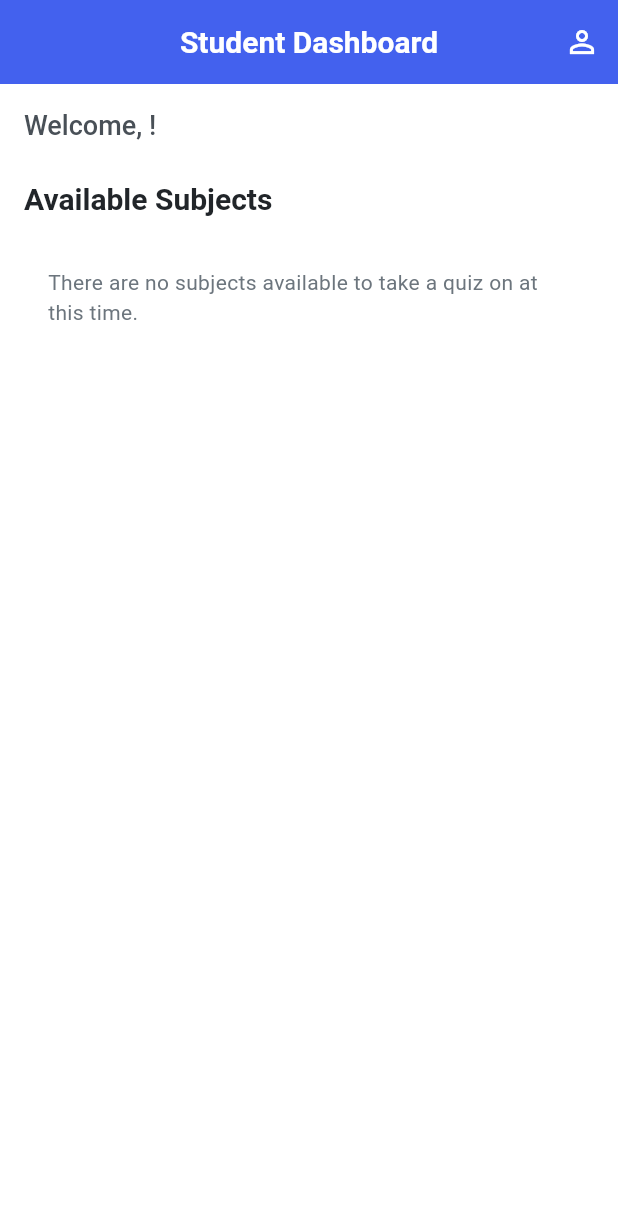
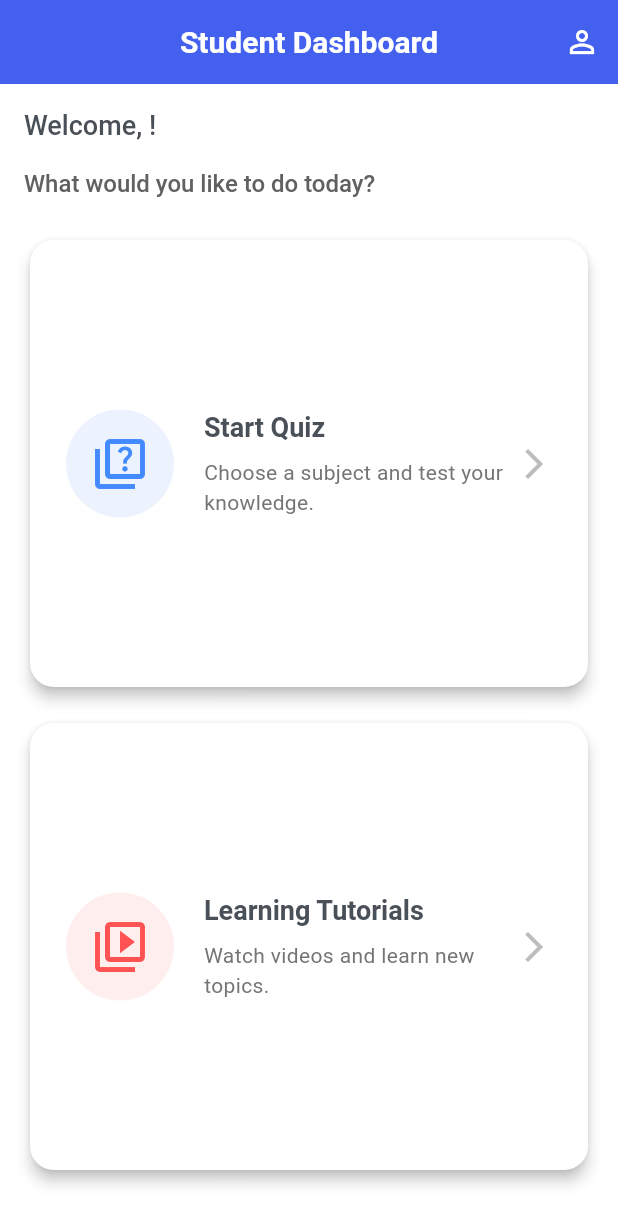
Before and after one commit to Vikas100702/flutter-quiz-panel, a Flutter app: the StudentHomeScreen screen opened by its route, on a phone screen of 412 x 824 dp. Shown: the top 1225 px of the screen. Run offline on Flutter 3.47's test engine with Material 3 defaults, Android fonts, the phone set to English and light mode, and no system bars; our stand-ins replace cloud_firestore, dio, firebase_auth, firebase_core, flutter_dotenv, flutter_riverpod and 8 more; missing offline and left inert: universal_html, webview_flutter_android; accounts and stored records are empty.

Commit message:
Refactor StudentHomeScreen to action-based dashboard
Description:

Removed the list of subjects from the main landing screen.

Redesigned UI to display two primary action cards: "Start Quiz" and "Learning Tutorials".

Updated interaction logic to navigate to StudentSubjectSelectionScreen with the specific actionType corresponding to the user's choice.

```diff
--- a/lib/screens/student/student_home_screen.dart
+++ b/lib/screens/student/student_home_screen.dart
@@ -14,7 +14,6 @@
 import 'package:flutter/material.dart';
 import 'package:flutter_riverpod/flutter_riverpod.dart';
 import 'package:go_router/go_router.dart';
-import 'package:quiz_panel/providers/subject_provider.dart';
 import 'package:quiz_panel/providers/user_data_provider.dart';
 import 'package:quiz_panel/utils/app_routes.dart';
 import 'package:quiz_panel/utils/app_strings.dart';
@@ -33,9 +32,9 @@ class StudentHomeScreen extends ConsumerWidget {
     // 1. Watch the current user's data to get their name and profile details.
     final userData = ref.watch(userDataProvider);
 
-    // 2. Watch the provider for all *published* subjects.
+    /*// 2. Watch the provider for all *published* subjects.
     // How it's helpful: This ensures students only see complete, ready-to-take content.
-    final subjectsAsync = ref.watch(allPublishedSubjectsProvider);
+    final subjectsAsync = ref.watch(allPublishedSubjectsProvider);*/
 
     return Scaffold(
       appBar: AppBar(
@@ -51,8 +50,7 @@ class StudentHomeScreen extends ConsumerWidget {
           ),
         ],
       ),
-      body: SingleChildScrollView(
-        child: Padding(
+      body: Padding(
         padding: const EdgeInsets.all(16.0),
         child: Column(
           crossAxisAlignment: CrossAxisAlignment.stretch,
@@ -67,135 +65,108 @@ class StudentHomeScreen extends ConsumerWidget {
               loading: () => const SizedBox.shrink(), // Hide during loading.
                 error: (e, s) => const SizedBox.shrink(), // Hide on error.
               ),
+            const SizedBox(height: 16),
+
+            Text(
+              'What would you like to do today?',
+              style: Theme.of(
+                context,
+              ).textTheme.titleLarge?.copyWith(color: Colors.grey[700]),
+            ),
             const SizedBox(height: 24),
 
-              Text(
-                AppStrings.studentHomeTitle,
-                style: Theme.of(context).textTheme.headlineMedium,
+            // OPTION 1: START QUIZ
+            Expanded(
+              child: _buildActionCard(
+                context,
+                title: "Start Quiz",
+                description: "Choose a subject and test your knowledge.",
+                icon: Icons.quiz_outlined,
+                color: Colors.blueAccent,
+                onTap: () {
+                  // Navigate to subject selection with actionType = 'quiz'
+                  context.pushNamed(
+                    AppRouteNames.studentSubjectSelection,
+                    pathParameters: {'actionType': 'quiz'},
+                  );
+                },
               ),
+            ),
+
             const SizedBox(height: 16),
 
-              // 4. Display the list of subjects.
-              // How it is working: Uses .when() to handle the asynchronous states of the subjects data stream.
-              subjectsAsync.when(
-                // 4a. Loading State: Show a spinner while fetching subjects from Firestore.
-                loading: () => const Center(child: CircularProgressIndicator()),
-
-                // 4b. Error State: Handles errors, particularly database index warnings.
-                error: (error, stackTrace) {
-                  // How it's helpful: Directly informs the user/developer about the potential missing Firestore Index.
-                  return Center(
-                    child: Padding(
-                      padding: const EdgeInsets.all(16.0),
-                      child: Text(
-                        '${AppStrings.firestoreIndexError}\n\nError: ${error.toString()}',
-                        style: const TextStyle(color: Colors.red),
-                        textAlign: TextAlign.center,
+            // OPTION 2: LEARNING TUTORIALS
+            Expanded(
+              child: _buildActionCard(
+                context,
+                title: "Learning Tutorials",
+                description: "Watch videos and learn new topics.",
+                icon: Icons.video_library_outlined,
+                color: Colors.redAccent,
+                onTap: () {
+                  // Navigate to subject selection with actionType = 'learning'
+                  context.pushNamed(
+                    AppRouteNames.studentSubjectSelection,
+                    pathParameters: {'actionType': 'learning'},
+                  );
+                },
               ),
             ),
-                  );
-                },
-
-                // 4c. Data State: Renders the grid of available subjects.
-                data: (subjects) {
-                  // If the list is empty, show a dedicated message.
-                  if (subjects.isEmpty) {
-                    return const Center(
-                      child: Padding(
-                        padding: EdgeInsets.all(16.0),
-                        child: Text(AppStrings.noSubjectsAvailable),
+            const SizedBox(height: 24),
+          ],
+        ),
       ),
     );
   }
 
-                  // Build the responsive subject grid.
-                  return LayoutBuilder(
-                    // How it is working: Dynamically adjusts the number of columns based on screen width.
-                    builder: (context, constraints) {
-                      int crossAxisCount = 1; // Default for mobile
-                      if (constraints.maxWidth > 1200) {
-                        crossAxisCount = 4;
-                      } else if (constraints.maxWidth > 800) {
-                        crossAxisCount = 3;
-                      } else if (constraints.maxWidth > 500) {
-                        crossAxisCount = 2;
-                      }
-
-                      return GridView.builder(
-                        itemCount: subjects.length,
-                        // Ensures the GridView takes minimum space needed.
-                        shrinkWrap: true,
-                        // Disables scrolling on the grid itself since the parent is scrollable.
-                        physics: const NeverScrollableScrollPhysics(),
-                        gridDelegate: SliverGridDelegateWithFixedCrossAxisCount(
-                          crossAxisCount: crossAxisCount,
-                          // Aspect ratio makes the cards horizontal rectangles (2.5 times wider than high).
-                          childAspectRatio: 2.5,
-                          crossAxisSpacing: 10,
-                          mainAxisSpacing: 10,
+  Widget _buildActionCard(
+    BuildContext context, {
+    required String title,
+    required String description,
+    required IconData icon,
+    required Color color,
+    required VoidCallback onTap,
+  }) {
+    return Card(
+      elevation: 4,
+      shape: RoundedRectangleBorder(borderRadius: BorderRadius.circular(16)),
+      child: InkWell(
+        onTap: onTap,
+        borderRadius: BorderRadius.circular(16),
+        child: Padding(
+          padding: EdgeInsets.all(24),
+          child: Row(
+            children: [
+              Container(
+                padding: EdgeInsets.all(16),
+                decoration: BoxDecoration(
+                  color: color.withValues(alpha: 0.1),
+                  shape: BoxShape.circle,
                 ),
-                        itemBuilder: (context, index) {
-                          final subject = subjects[index];
-                          return InkWell(
-                            onTap: () {
-                              // Navigates to the quiz list screen for the selected subject.
-                              context.pushNamed(
-                                AppRouteNames.studentQuizList,
-                                pathParameters: {
-                                  'subjectId': subject.subjectId,
-                                },
-                                // Passes the SubjectModel object to the next screen.
-                                extra: subject,
-                              );
-                            },
-                            borderRadius: BorderRadius.circular(12),
-                            child: Card(
-                              elevation: 2,
-                              shape: RoundedRectangleBorder(
-                                borderRadius: BorderRadius.circular(12),
+                child: Icon(icon, size: 40, color: color),
               ),
-                              child: Padding(
-                                padding: const EdgeInsets.all(16.0),
+              const SizedBox(width: 20),
+              Expanded(
                 child: Column(
                   crossAxisAlignment: CrossAxisAlignment.start,
                   mainAxisAlignment: MainAxisAlignment.center,
                   children: [
-                                    // Subject Name
                     Text(
-                                      subject.name,
+                      title,
+                      style: Theme.of(context).textTheme.headlineSmall
+                          ?.copyWith(fontWeight: FontWeight.bold),
+                    ),
+                    const SizedBox(height: 8),
+                    Text(
+                      description,
                       style: Theme.of(
                         context,
-                                      ).textTheme.titleLarge,
-                                      maxLines: 1,
-                                      overflow: TextOverflow.ellipsis,
-                                    ),
-                                    // Subject Description (if available)
-                                    if (subject.description != null &&
-                                        subject.description!.isNotEmpty)
-                                      Padding(
-                                        padding: const EdgeInsets.only(
-                                          top: 4.0,
-                                        ),
-                                        child: Text(
-                                          subject.description!,
-                                          style: Theme.of(
-                                            context,
-                                          ).textTheme.bodySmall,
-                                          maxLines: 2,
-                                          overflow: TextOverflow.ellipsis,
-                                        ),
+                      ).textTheme.bodyMedium?.copyWith(color: Colors.grey[600]),
                     ),
                   ],
                 ),
               ),
-                            ),
-                          );
-                        },
-                      );
-                    },
-                  );
-                },
-              ),
+              Icon(Icons.arrow_forward_ios, color: Colors.grey[400]),
             ],
           ),
         ),
```
Lines whose indentation alone changed are shown as unchanged.
